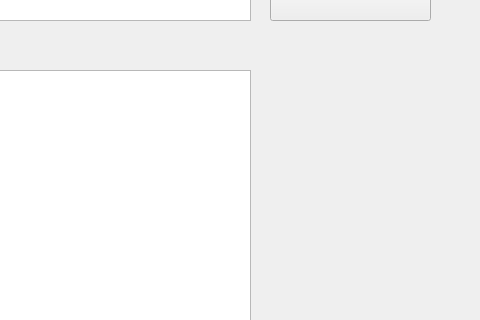
Old version of the form Ui.ui in the repository shangrex/SQL_Practice_Tool; both pictures show x 610 to 1090 and y 100 to 420 of the 1090 by 868 pixel window.
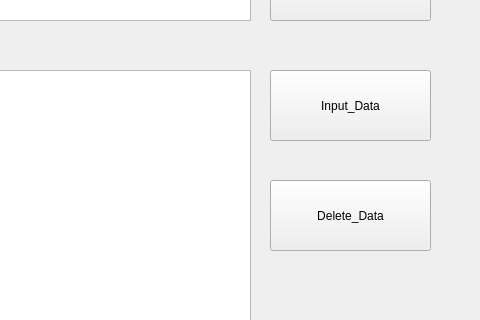
New version of the form.

Commit message: Add DELETE & INPUT all data

Patch:
```diff
--- a/Ui.ui
+++ b/Ui.ui
@@ -47,6 +47,32 @@
      </rect>
     </property>
    </widget>
+   <widget class="QPushButton" name="Input_btn">
+    <property name="geometry">
+     <rect>
+      <x>880</x>
+      <y>170</y>
+      <width>161</width>
+      <height>71</height>
+     </rect>
+    </property>
+    <property name="text">
+     <string>Input_Data</string>
+    </property>
+   </widget>
+   <widget class="QPushButton" name="Delete_btn">
+    <property name="geometry">
+     <rect>
+      <x>880</x>
+      <y>280</y>
+      <width>161</width>
+      <height>71</height>
+     </rect>
+    </property>
+    <property name="text">
+     <string>Delete_Data</string>
+    </property>
+   </widget>
   </widget>
   <widget class="QMenuBar" name="menubar">
    <property name="geometry">
```
The commit also changes 4 other files.
